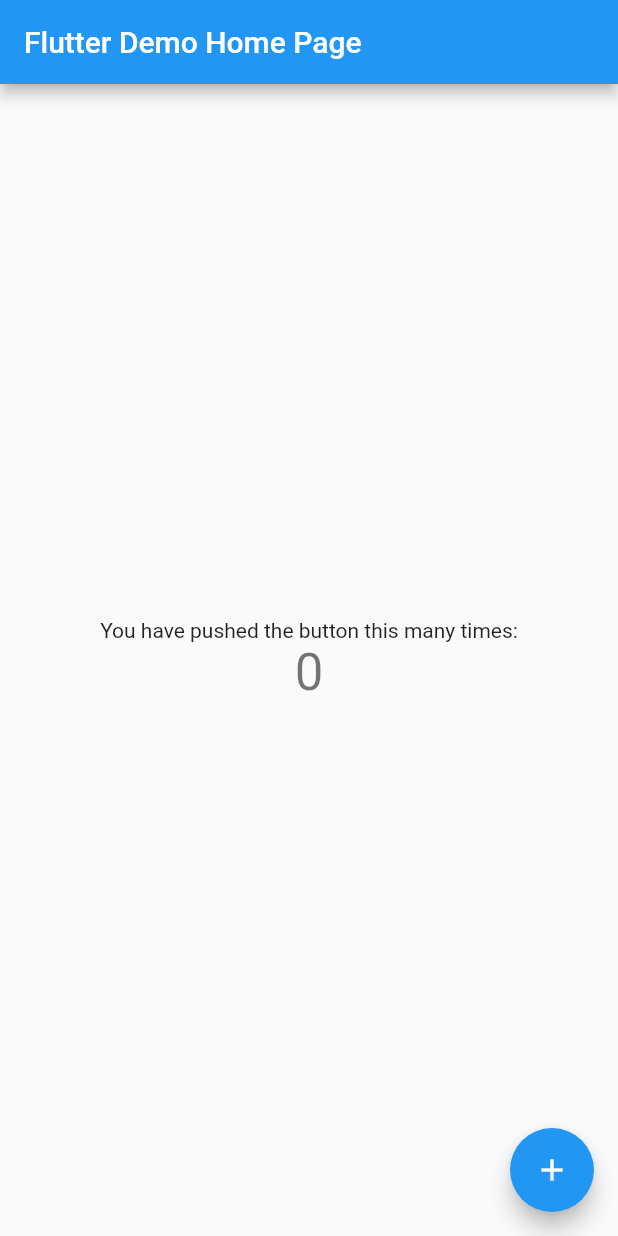
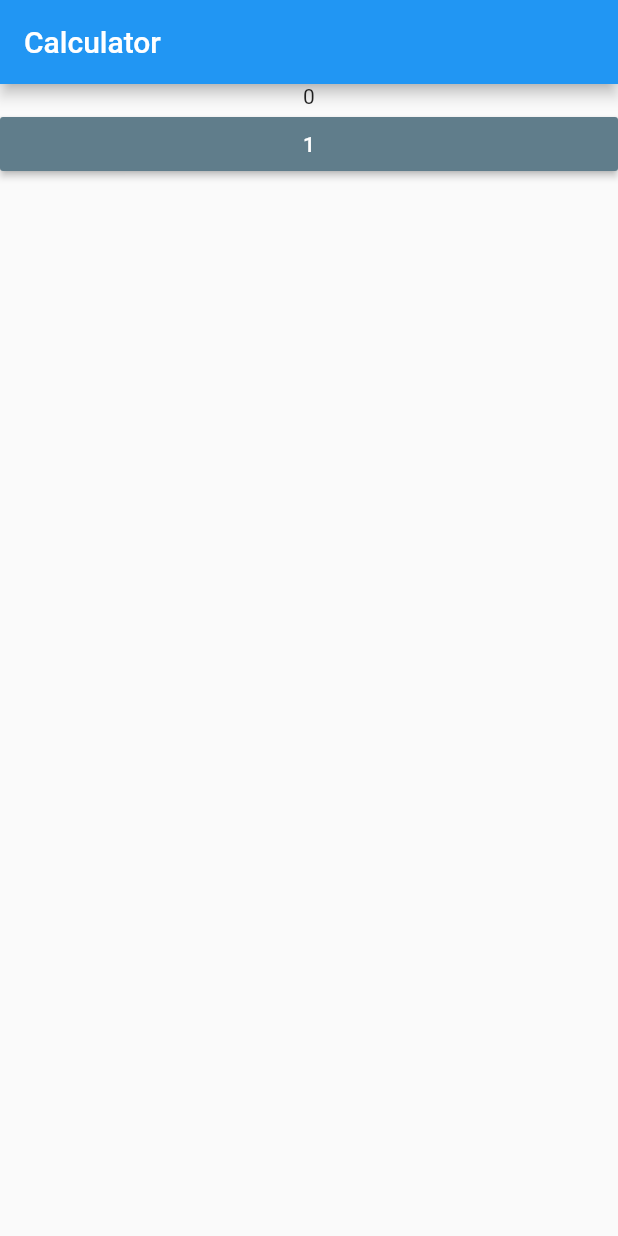
Before and after one commit to Tharindu961/calculator_app, a Flutter app: the screen it shows after launch, on a phone screen of 412 x 824 dp. Run offline on Flutter 3.47's test engine with Material 2 defaults, Android fonts, the phone set to English and light mode, and no system bars.

Commit message:
Update the ui

```diff
--- a/lib/main.dart
+++ b/lib/main.dart
@@ -10,7 +10,7 @@ class MyApp extends StatelessWidget {
       theme: ThemeData(
         primarySwatch: Colors.blue,
       ),
-      home: MyHomePage(title: 'Flutter Demo Home Page'),
+      home: MyHomePage(title: 'Calculator'),
     );
   }
 }
@@ -25,13 +25,6 @@ class MyHomePage extends StatefulWidget {
 }
 
 class _MyHomePageState extends State<MyHomePage> {
-  int _counter = 0;
-
-  void _incrementCounter() {
-    setState(() {
-      _counter++;
-    });
-  }
 
   @override
   Widget build(BuildContext context) {
@@ -39,25 +32,28 @@ class _MyHomePageState extends State<MyHomePage> {
       appBar: AppBar(
         title: Text(widget.title),
       ),
-      body: Center(
-        child: Column(
-          mainAxisAlignment: MainAxisAlignment.center,
-          children: <Widget>[
-            Text(
-              'You have pushed the button this many times:',
+      body: new Container(
+
+        child: new Column(children: <Widget>[
+          new Text("0"),
+
+          new Row(
+                children: [
+                new Expanded(
+                child: new MaterialButton(
+                child: new Text("1"),
+                onPressed: ()=> {},
+                color: Colors.blueGrey,
+                textColor: Colors.white,
+              ),
             ),
-            Text(
-              '$_counter',
-              style: Theme.of(context).textTheme.display1,
-            ),
-          ],
-        ),
-      ),
-      floatingActionButton: FloatingActionButton(
-        onPressed: _incrementCounter,
-        tooltip: 'Increment',
-        child: Icon(Icons.add),
-      ),
+                ]
+          )
+
+        ]
+        ,)
+
+      )
     );
   }
 }
```
